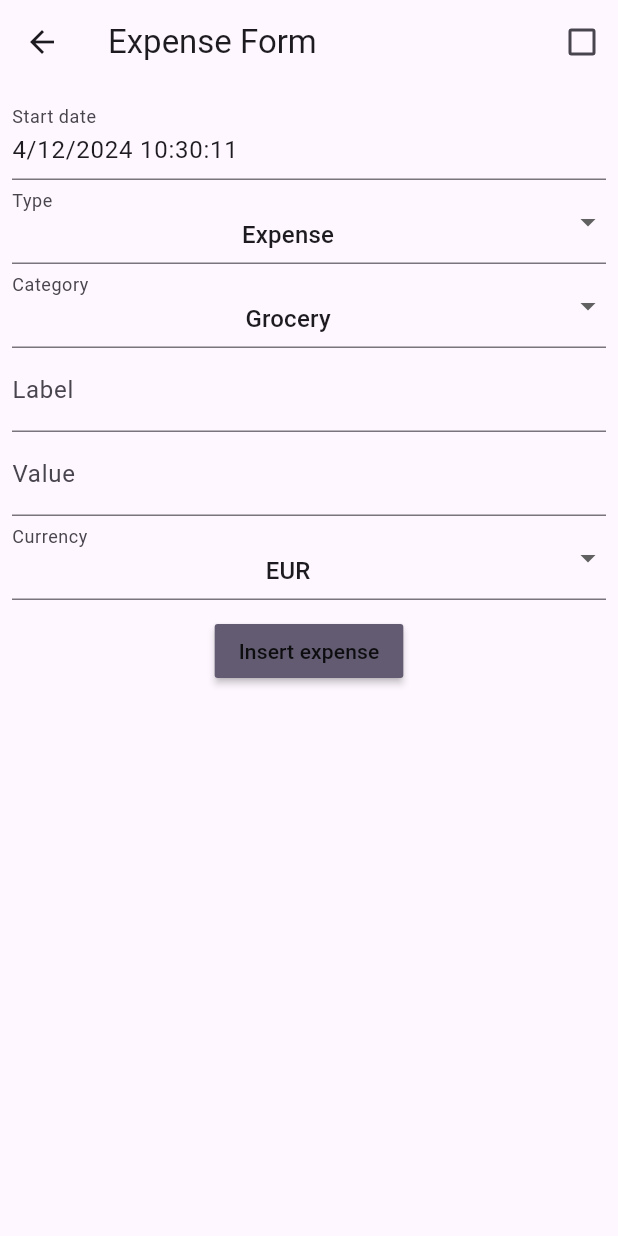
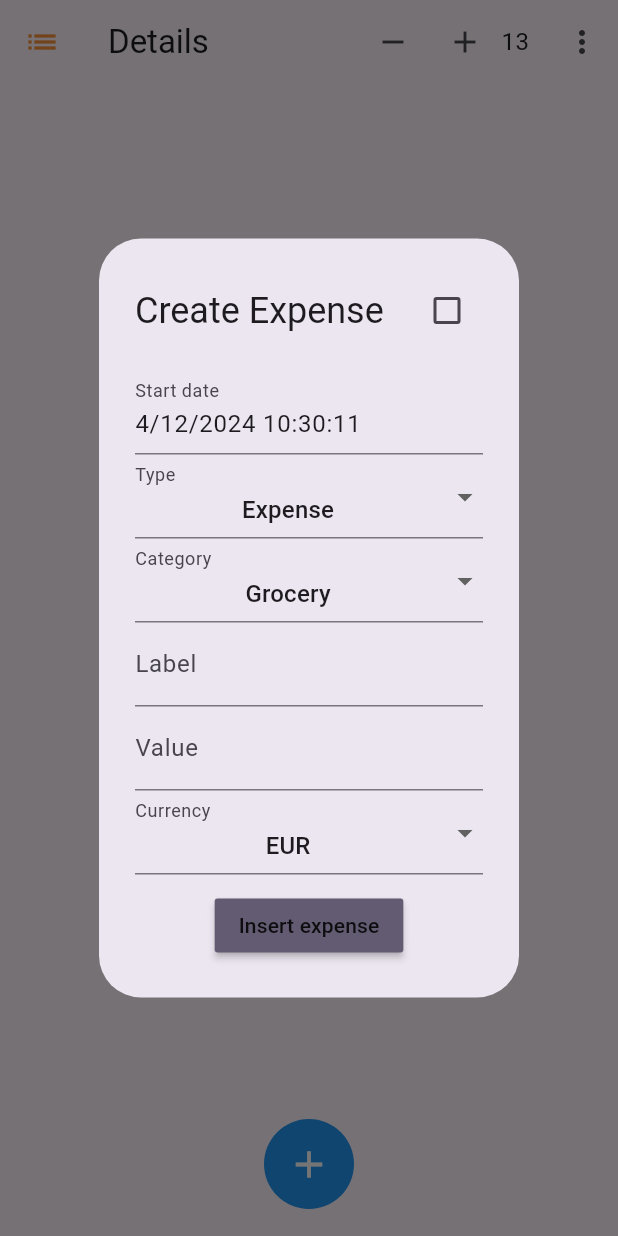
Before and after one commit to HeatherShein/expense-charts, a Flutter app: the DetailsPage screen opened directly, after a tap on the "add" icon, on a phone screen of 412 x 824 dp. Run offline on Flutter 3.47's test engine with Material 3 defaults, Android fonts, the phone set to English and light mode, and no system bars; drawn by our look-alikes of flutter_form_builder; our stand-ins replace csv, device_info_plus, file_picker, fl_chart, permission_handler, sqflite and 2 more; missing offline and left inert: cr_file_saver; accounts and stored records are empty.

Commit message:
Replace expense form

```diff
--- /dev/null
+++ b/devtools_options.yaml
@@ -0,0 +1 @@
+extensions:
--- a/lib/models/expense_utils.dart
+++ b/lib/models/expense_utils.dart
@@ -1,7 +1,10 @@
 import 'package:collection/collection.dart';
 import 'package:expenses_charts/components/database_helper.dart';
 import 'package:expenses_charts/models/expense_group.dart';
+import 'package:expenses_charts/models/expenses.dart';
+import 'package:expenses_charts/providers/settings.dart';
 import 'package:flutter/material.dart';
+import 'package:flutter_form_builder/flutter_form_builder.dart';
 import 'package:velocity_x/velocity_x.dart';
 
 class ExpenseUtils {
@@ -256,4 +259,259 @@ class ExpenseUtils {
     return totalPerCategory;
   }
 
+  static Future<void> showExpenseDialog(
+    bool isNewExpense,
+    BuildContext context,
+    SettingsProvider settingsState,
+    int millisSinceEpochStart,
+    int millisSinceEpochEnd,
+    String type,
+    String category,
+    String label,
+    String value,
+    String currency,
+    bool isLongExpense,
+    GlobalKey<FormBuilderState> formKey,
+    VoidCallback refreshCallback
+  ) async {
+    /**
+     * Displays a Dialog window to insert/update an expense
+     *
+     */
+    DatabaseHelper dbhelper = DatabaseHelper();
+    int expenseId;
+    if (isNewExpense) {
+      expenseId = -1;
+    } else {
+      expenseId = await dbhelper.getIdFromValues(
+        millisSinceEpochStart,
+        millisSinceEpochEnd,
+        type,
+        category,
+        label,
+        double.parse(value)
+      );
+    }
+
+    showDialog(
+      // ignore: use_build_context_synchronously
+      context: context,
+      builder: (BuildContext context) {
+        return StatefulBuilder(
+          builder: (BuildContext context, StateSetter setStateFunction) {
+            return AlertDialog(
+              title: Row(
+                children: [
+                  Text(isNewExpense ? "Create Expense" : "Edit Expense"),
+                  const Spacer(),
+                  Checkbox(
+                    value: isLongExpense,
+                    onChanged: (bool? value) {
+                      setStateFunction(() {
+                        isLongExpense = value!;
+                      });
+                    }
+                  )
+                ],
+              ),
+              content: SingleChildScrollView(
+                child: FormBuilder(
+                  key: formKey,
+                  child: Column(
+                    mainAxisSize: MainAxisSize.min,
+                    children: [
+                      FormBuilderDateTimePicker(
+                        name: "start_date",
+                        decoration: const InputDecoration(
+                          labelText: "Start date",
+                          hintText: "Pick a start date",
+                        ),
+                        initialValue: DateTime.fromMillisecondsSinceEpoch(millisSinceEpochStart),
+                        initialDate: DateTime.fromMillisecondsSinceEpoch(millisSinceEpochStart),
+                      ),
+                      isLongExpense ? FormBuilderDateTimePicker(
+                        name: "end_date",
+                        decoration: const InputDecoration(
+                          labelText: "End date",
+                          hintText: "Pick an end date",
+                        ),
+                        initialValue: DateTime.fromMillisecondsSinceEpoch(millisSinceEpochEnd),
+                        initialDate: DateTime.fromMillisecondsSinceEpoch(millisSinceEpochEnd)
+                        ,
+                      ) : const SizedBox.shrink(),
+                      FormBuilderDropdown(
+                        name: "type",
+                        decoration: const InputDecoration(
+                          labelText: "Type",
+                          hintText: "Select a type",
+                        ),
+                        initialValue: type,
+                        items: const [
+                          DropdownMenuItem(
+                            alignment: AlignmentDirectional.center,
+                            value: "expense",
+                            child: Text("Expense")
+                          ),
+                          DropdownMenuItem(
+                            alignment: AlignmentDirectional.center,
+                            value: "income",
+                            child: Text("Income")
+                          ),
+                        ]
+                      ),
+                      FormBuilderDropdown(
+                        name: "category",
+                        decoration: const InputDecoration(
+                          labelText: "Category",
+                          hintText: "Select a category",
+                        ),
+                        initialValue: category,
+                        items: const [
+                          DropdownMenuItem(
+                            alignment: AlignmentDirectional.center,
+                            value: "grocery",
+                            child: Text("Grocery")
+                          ),
+                          DropdownMenuItem(
+                            alignment: AlignmentDirectional.center,
+                            value: "regular",
+                            child: Text("Regular")
+                          ),
+                          DropdownMenuItem(
+                            alignment: AlignmentDirectional.center,
+                            value: "restaurant",
+                            child: Text("Restaurant")
+                          ),
+                          DropdownMenuItem(
+                            alignment: AlignmentDirectional.center,
+                            value: "leisure",
+                            child: Text("Leisure")
+                          ),
+                          DropdownMenuItem(
+                            alignment: AlignmentDirectional.center,
+                            value: "trip",
+                            child: Text("Trip")
+                          ),
+                          DropdownMenuItem(
+                            alignment: AlignmentDirectional.center,
+                            value: "exceptional",
+                            child: Text("Exceptional")
+                          ),
+                          DropdownMenuItem(
+                            alignment: AlignmentDirectional.center,
+                            value: "health",
+                            child: Text("Health")
+                          ),
+                          DropdownMenuItem(
+                            alignment: AlignmentDirectional.center,
+                            value: "alcohol",
+                            child: Text("Alcohol")
+                          ),
+                        ]
+                      ),
+                      FormBuilderTextField(
+                        name: "label",
+                        decoration: const InputDecoration(
+                          labelText: "Label",
+                          hintText: 'Write an expense\'s label',
+                        ),
+                        initialValue: label,
+                      ),
+                      FormBuilderTextField(
+                        name: "value",
+                        decoration: const InputDecoration(
+                          labelText: "Value",
+                          hintText: 'Write a value',
+                        ),
+                        keyboardType: TextInputType.number,
+                        initialValue: value,
+                      ),
+                      FormBuilderDropdown(
+                        name: "currency",
+                        decoration: const InputDecoration(
+                          labelText: "Currency",
+                          hintText: "Select a currency",
+                        ),
+                        initialValue: currency,
+                        items: const [
+                          DropdownMenuItem(
+                            alignment: AlignmentDirectional.center,
+                            value: "EUR",
+                            child: Text("EUR")
+                          ),
+                          DropdownMenuItem(
+                            alignment: AlignmentDirectional.center,
+                            value: "JPY",
+                            child: Text("JPY")
+                          ),
+                        ]
+                      ),
+                      const SizedBox(height: 10.0,),
+                      MaterialButton(
+                        color: Theme.of(context).colorScheme.secondary,
+                        onPressed: () async {
+                          formKey.currentState?.saveAndValidate();
+                          var formValues = formKey.currentState?.value;
+
+                          var formMillisSinceEpochStart = formValues?['start_date'].millisecondsSinceEpoch;
+                          var formEndDate = formValues?['end_date'] ?? formValues?['start_date'];
+                          var formMillisSinceEpochEnd = isLongExpense ? formEndDate.millisecondsSinceEpoch : formMillisSinceEpochStart;
+                          var formType = formValues?['type'];
+                          var formCategory = formValues?['category'];
+                          var formLabel = formValues?['label'];
+                          var formValue = formValues!['value'].replaceAll(",", ".");
+                          var formCurrency = formValues['currency'];
+
+                          // Convert currency if needed
+                          if (formCurrency != settingsState.currency){
+                            // TODO : Update based on live currency rates.
+                            formValue = (double.parse(value) / 164).toStringAsFixed(2);
+                          }
+
+                          var dbhelper = DatabaseHelper();
+
+                          // Update expense
+                          Expense newExpense = Expense(
+                            millisSinceEpochStart: formMillisSinceEpochStart,
+                            millisSinceEpochEnd: formMillisSinceEpochEnd,
+                            type: formType,
+                            category: formCategory,
+                            label: formLabel,
+                            value: double.parse(formValue)
+                          );
+
+                          if (isNewExpense) {
+                            dbhelper.insertExpense(
+                              newExpense
+                            );
+                          } else {
+                            dbhelper.updateExpense(
+                              expenseId,
+                              newExpense
+                            );
+                          }
+                          final scaffold = ScaffoldMessenger.of(context);
+                          scaffold.showSnackBar(
+                            SnackBar(
+                              content: Text(isNewExpense ? "Expense inserted successfully" : "Expense updated successfully !"),
+                            )
+                          );
+                          refreshCallback();
+                          Navigator.pop(context, true);
+                        },
+                        child: Text(
+                          isNewExpense ? "Insert expense" : "Update expense"
+                        ),
+                      ),
+                    ],
+                  ),
+                ),
+              ),
+            );
+          }
+        );
+      }
+    );
+  }
+
 }
--- a/lib/pages/details.dart
+++ b/lib/pages/details.dart
@@ -1,13 +1,16 @@
 import 'package:expenses_charts/components/expense_tile.dart';
 import 'package:expenses_charts/components/settings_menu.dart';
-import 'package:expenses_charts/pages/expense_form.dart';
+import 'package:expenses_charts/models/expense_utils.dart';
 import 'package:expenses_charts/providers/settings.dart';
 import 'package:flutter/material.dart';
 import 'package:expenses_charts/components/database_helper.dart';
 import 'package:expenses_charts/models/expenses.dart';
 import 'package:flutter/services.dart';
+import 'package:flutter_form_builder/flutter_form_builder.dart';
 import 'package:provider/provider.dart';
 import 'package:velocity_x/velocity_x.dart';
+
+final _formKey = GlobalKey<FormBuilderState>();
 
 class DetailsPage extends StatefulWidget {
   const DetailsPage({super.key});
@@ -119,13 +122,21 @@ class _DetailsPageState extends State<DetailsPage> {
               Center(
                 child: GestureDetector(
                   onTap: () async {
-                    dynamic refreshData = await Navigator.push(
+                    ExpenseUtils.showExpenseDialog(
+                      true,
                       context,
-                      MaterialPageRoute(builder: (context) => ExpenseForm()),
+                      settingsState,
+                      DateTime.now().millisecondsSinceEpoch,
+                      DateTime.now().millisecondsSinceEpoch,
+                      "expense",
+                      "grocery",
+                      "",
+                      "",
+                      "EUR",
+                      false,
+                      _formKey,
+                      () { setState(() {}); }
                     );
-                    if (refreshData != null && refreshData is bool && refreshData) {
-                      setState(() {});
-                    }
                   },
                   child: Container(
                     width: 60,
--- a/lib/pages/expense_form.dart
+++ /dev/null
@@ -1,320 +0,0 @@
-import 'package:expenses_charts/components/database_helper.dart';
-import 'package:expenses_charts/models/expenses.dart';
-import 'package:expenses_charts/providers/settings.dart';
-import 'package:flutter/material.dart';
-import 'package:flutter_form_builder/flutter_form_builder.dart';
-import 'package:provider/provider.dart';
-
-final _formKey = GlobalKey<FormBuilderState>();
-
-// ignore: must_be_immutable
-class ExpenseForm extends StatefulWidget {
-
-  DateTime startDate;
-  DateTime endDate;
-  String type;
-  String category;
-  String label;
-  String value;
-  int expenseId;
-  String currency;
-
-  ExpenseForm({super.key})
-    :
-    startDate = DateTime.now(),
-    endDate = DateTime.now(),
-    type = "expense",
-    category = "grocery",
-    label = "",
-    value = "",
-    expenseId = -1,
-    currency = "EUR";
-
-  ExpenseForm.withValues({
-    super.key,
-    required this.startDate,
-    required this.endDate,
-    required this.type,
-    required this.category,
-    required this.label,
-    required this.value,
-    required this.expenseId,
-    required this.currency
-  });
-
-  static Future<ExpenseForm> createWithExpenseId(
-    int millisSinceEpochStart,
-    int millisSinceEpochEnd,
-    String type,
-    String category,
-    String label,
-    String value,
-    String currency,
-  ) async {
-    DatabaseHelper dbhelper = DatabaseHelper();
-    int expenseId = await dbhelper.getIdFromValues(
-      millisSinceEpochStart,
-      millisSinceEpochEnd,
-      type,
-      category,
-      label,
-      double.parse(value)
-    );
-    return ExpenseForm.withValues(
-      startDate: DateTime.fromMillisecondsSinceEpoch(millisSinceEpochStart),
-      endDate: DateTime.fromMillisecondsSinceEpoch(millisSinceEpochEnd),
-      type: type,
-      category: category,
-      label: label,
-      value: value,
-      expenseId: expenseId,
-      currency: currency,
-    );
-  }
-
-  @override
-  State<ExpenseForm> createState() => _ExpenseFormState();
-}
-
-class _ExpenseFormState extends State<ExpenseForm> {
-  bool isLongExpense = false;
-
-  @override
-  Widget build(BuildContext context) {
-    SettingsProvider settingsState = context.watch<SettingsProvider>();
-    bool isDifferentEndDate = widget.endDate.difference(widget.startDate).inMilliseconds > 0;
-    widget.endDate = isDifferentEndDate ? widget.endDate : widget.startDate;
-    // Check if long expense but not about to be displayed
-    if (isDifferentEndDate && !isLongExpense) {
-      setState(() {
-        isLongExpense = true;
-      });
-    }
-    return Scaffold(
-      appBar: AppBar(
-        title: const Text('Expense Form'),
-        actions: [
-          Checkbox(
-            value: isLongExpense,
-            onChanged: (bool? value) {
-              setState(() {
-                isLongExpense = value!;
-              });
-            }
-          )
-        ],
-      ),
-      body: SafeArea(
-        child: Padding(
-          padding: const EdgeInsets.all(8.0),
-          child: FormBuilder(
-            key: _formKey,
-            child: Column(
-              children: [
-                Flexible(
-                  child: FormBuilderDateTimePicker(
-                    name: "start_date",
-                    decoration: const InputDecoration(
-                      labelText: "Start date",
-                      hintText: "Pick a start date",
-                    ),
-                    initialValue: widget.startDate,
-                    initialDate: widget.startDate,
-                    onChanged: (DateTime? newDate) { setState(() {});},
-                  ),
-                ),
-                isLongExpense ? Flexible(
-                  child: FormBuilderDateTimePicker(
-                    name: "end_date",
-                    decoration: const InputDecoration(
-                      labelText: "End date",
-                      hintText: "Pick an end date",
-                    ),
-                    initialValue: widget.endDate,
-                    initialDate: widget.endDate,
-                  ),
-                ) : const SizedBox.shrink(),
-                FormBuilderDropdown(
-                  name: "type",
-                  decoration: const InputDecoration(
-                    labelText: "Type",
-                    hintText: "Select a type",
-                  ),
-                  initialValue: widget.type,
-                  items: const [
-                    DropdownMenuItem(
-                      alignment: AlignmentDirectional.center,
-                      value: "expense",
-                      child: Text("Expense")
-                    ),
-                    DropdownMenuItem(
-                      alignment: AlignmentDirectional.center,
-                      value: "income",
-                      child: Text("Income")
-                    ),
-                  ]
-                ),
-                FormBuilderDropdown(
-                  name: "category",
-                  decoration: const InputDecoration(
-                    labelText: "Category",
-                    hintText: "Select a category",
-                  ),
-                  initialValue: widget.category,
-                  items: const [
-                    DropdownMenuItem(
-                      alignment: AlignmentDirectional.center,
-                      value: "grocery",
-                      child: Text("Grocery")
-                    ),
-                    DropdownMenuItem(
-                      alignment: AlignmentDirectional.center,
-                      value: "regular",
-                      child: Text("Regular")
-                    ),
-                    DropdownMenuItem(
-                      alignment: AlignmentDirectional.center,
-                      value: "restaurant",
-                      child: Text("Restaurant")
-                    ),
-                    DropdownMenuItem(
-                      alignment: AlignmentDirectional.center,
-                      value: "leisure",
-                      child: Text("Leisure")
-                    ),
-                    DropdownMenuItem(
-                      alignment: AlignmentDirectional.center,
-                      value: "trip",
-                      child: Text("Trip")
-                    ),
-                    DropdownMenuItem(
-                      alignment: AlignmentDirectional.center,
-                      value: "exceptional",
-                      child: Text("Exceptional")
-                    ),
-                    DropdownMenuItem(
-                      alignment: AlignmentDirectional.center,
-                      value: "health",
-                      child: Text("Health")
-                    ),
-                    DropdownMenuItem(
-                      alignment: AlignmentDirectional.center,
-                      value: "alcohol",
-                      child: Text("Alcohol")
-                    ),
-                  ]
-                ),
-                FormBuilderTextField(
-                  name: "label",
-                  decoration: const InputDecoration(
-                    labelText: "Label",
-                    hintText: 'Write an expense\'s label',
-                  ),
-                  initialValue: widget.label,
-                ),
-                FormBuilderTextField(
-                  name: "value",
-                  decoration: const InputDecoration(
-                    labelText: "Value",
-                    hintText: 'Write a value',
-                  ),
-                  keyboardType: TextInputType.number,
-                  initialValue: widget.value,
-                ),
-                FormBuilderDropdown(
-                  name: "currency",
-                  decoration: const InputDecoration(
-                    labelText: "Currency",
-                    hintText: "Select a currency",
-                  ),
-                  initialValue: widget.currency,
-                  items: const [
-                    DropdownMenuItem(
-                      alignment: AlignmentDirectional.center,
-                      value: "EUR",
-                      child: Text("EUR")
-                    ),
-                    DropdownMenuItem(
-                      alignment: AlignmentDirectional.center,
-                      value: "JPY",
-                      child: Text("JPY")
-                    ),
-                  ]
-                ),
-                const SizedBox(height: 10.0,),
-                MaterialButton(
-                  color: Theme.of(context).colorScheme.secondary,
-                  onPressed: () async {
-                    _formKey.currentState?.saveAndValidate();
-                    var formValues = _formKey.currentState?.value;
-
-                    widget.startDate = formValues?['start_date'];
-                    var millisSinceEpochStart = widget.startDate.millisecondsSinceEpoch;
-                    widget.endDate = formValues?['end_date'] ?? widget.startDate;
-                    var millisSinceEpochEnd = widget.endDate.millisecondsSinceEpoch;
-                    millisSinceEpochEnd = millisSinceEpochEnd > millisSinceEpochStart ? millisSinceEpochEnd : millisSinceEpochStart;
-                    widget.type = formValues?['type'];
-                    widget.category = formValues?['category'];
-                    widget.label = formValues?['label'];
-                    widget.value = formValues!['value'].replaceAll(",", ".");
-                    widget.currency = formValues['currency'];
-
-                    // Convert currency if needed
-                    if (widget.currency != settingsState.currency){
-                      // TODO : Update based on live currency rates.
-                      widget.value = (double.parse(widget.value) / 164).toStringAsFixed(2);
-                    }
-
-                    var dbhelper = DatabaseHelper();
-
-                    if (widget.expenseId != -1) {
-                      Expense newExpense = Expense(
-                        millisSinceEpochStart: millisSinceEpochStart,
-                        millisSinceEpochEnd: millisSinceEpochEnd,
-                        type: widget.type,
-                        category: widget.category,
-                        label: widget.label,
-                        value: double.parse(widget.value)
-                      );
-                      dbhelper.updateExpense(
-                        widget.expenseId,
-                        newExpense
-                      );
-                    } else {
-                      dbhelper.insertExpense(
-                        Expense(
-                          millisSinceEpochStart: millisSinceEpochStart,
-                          millisSinceEpochEnd: millisSinceEpochEnd,
-                          type: widget.type,
-                          category: widget.category,
-                          label: widget.label,
-                          value: double.parse(widget.value),
-                        )
-                      );
-                    }
-
-                    final scaffold = ScaffoldMessenger.of(context);
-                    scaffold.showSnackBar(
-                      SnackBar(
-                        content: const Text("Expense.s inserted successfully !"),
-                        action: SnackBarAction(
-                          label: "Go back",
-                          onPressed: () {
-                            Navigator.pop(context, true);
-                          },
-                        ),
-                      )
-                    );
-                  },
-                  child: Text(
-                    widget.expenseId == -1 ? "Insert expense" : "Update expense"
-                  ),
-                ),
-              ],
-            ),
-          ),
-        ),
-      ),
-    );
-  }
-}
```
Also changed, not shown: lib/components/expense_tile.dart (+33 -30 lines), lib/pages/expense_graph.dart (+16 -6 lines), lib/pages/expense_pie.dart (+16 -6 lines), lib/pages/expense_stats.dart (+16 -6 lines).
